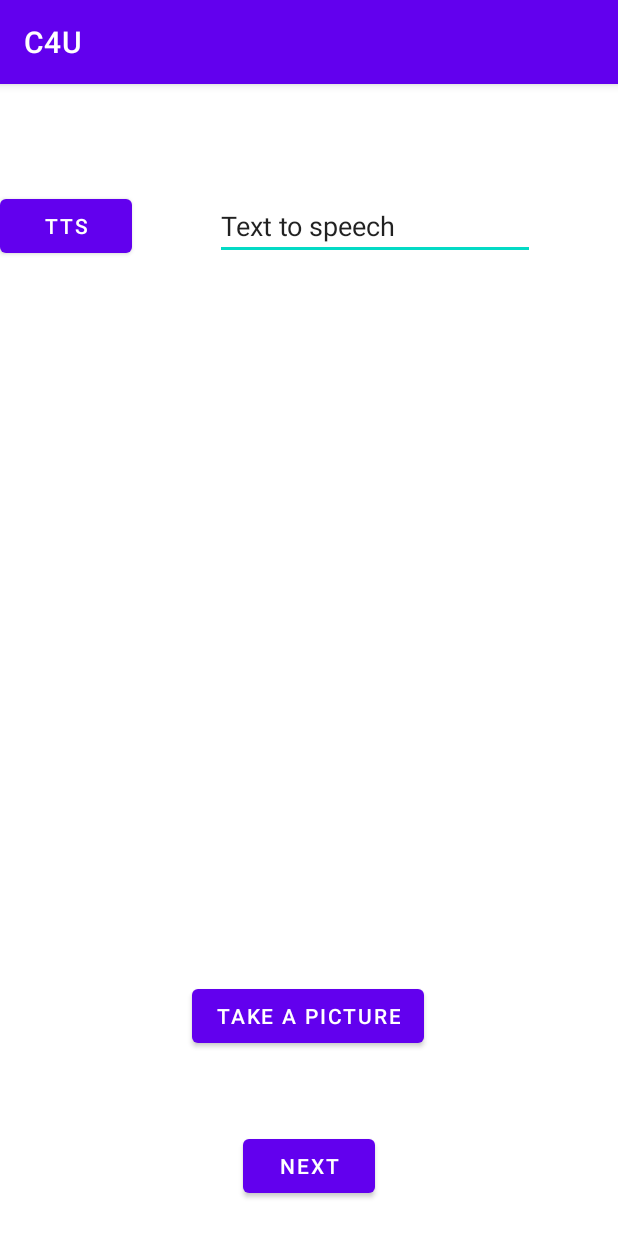
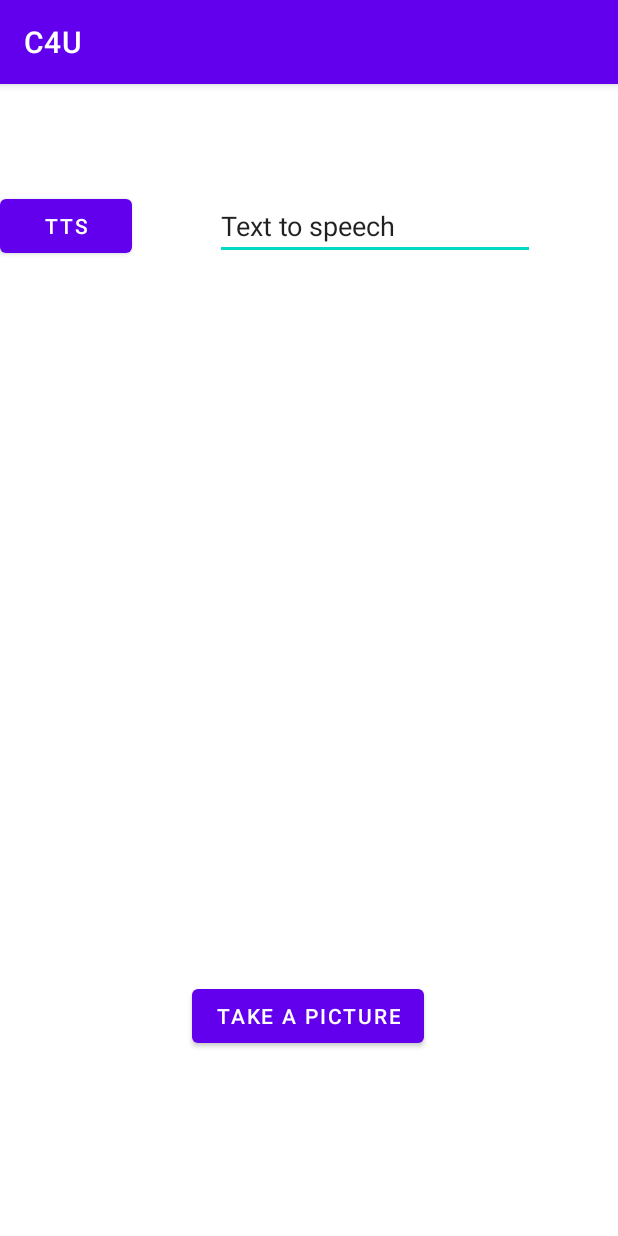
Before and after one commit to hamzatamry/C4U, an Android app: the OcrActivity screen opened directly, with no data from a screen before it, after a tap on "TTS", on a phone screen of 412 x 824 dp. Run offline under Robolectric (Android 15) with nearby library versions, the phone set to English and light mode, and no system bars; libraries missing offline, so code that uses them is left out: com.google.android.gms.

Commit message:
tts bug fixed

```diff
--- a/app/src/main/java/com/example/ocrcam/OcrActivity.java
+++ b/app/src/main/java/com/example/ocrcam/OcrActivity.java
@@ -30,6 +30,7 @@ public class OcrActivity extends AppCompatActivity {
     private Button ttsButton;
     private EditText ttsText;
     TextToSpeech textToSpeech;
+    TextToSpeech.OnInitListener listener;
     private static final int REQUEST_IMAGE_CAPTURE = 101;
 
 
@@ -44,21 +45,16 @@ public class OcrActivity extends AppCompatActivity {
         ttsButton = findViewById(R.id.button2);
         ttsText = findViewById(R.id.editText);
 
-        textToSpeech = new TextToSpeech(getApplicationContext(), new TextToSpeech.OnInitListener() {
-            @Override
-            public void onInit(int status) {
-                if(status != TextToSpeech.ERROR){
-                    textToSpeech.setLanguage(Locale.ENGLISH);
-                }
+        listener = status -> {
+            if(status != TextToSpeech.ERROR){
+                textToSpeech.setLanguage(Locale.ENGLISH);
             }
-        });
-        ttsButton.setOnClickListener(new View.OnClickListener() {
-            @Override
-            public void onClick(View v) {
-                String ttsSpeech = ttsText.getText().toString();
-                textToSpeech.speak(ttsSpeech,TextToSpeech.QUEUE_FLUSH,null);
+        };
+        textToSpeech = new TextToSpeech(getApplicationContext(), listener);
+        ttsButton.setOnClickListener(v -> {
+            String ttsSpeech = ttsText.getText().toString();
+            textToSpeech.speak(ttsSpeech,TextToSpeech.QUEUE_FLUSH,null);
 
-            }
         });
 
         TakePicButt.setOnClickListener(new View.OnClickListener() {
@@ -99,8 +95,14 @@ public class OcrActivity extends AppCompatActivity {
                 stringBuilder.append(res);
             }
             textView.setText(stringBuilder);
+            ttsText.setText(stringBuilder);
+            textToSpeech.speak(stringBuilder.toString(),TextToSpeech.QUEUE_FLUSH,null);
         }
     }
 
-
+    @Override
+    protected void onResume() {
+        super.onResume();
+        textToSpeech = new TextToSpeech(this, listener);
+    }
 }
--- a/app/src/main/res/layout/ocr_activity.xml
+++ b/app/src/main/res/layout/ocr_activity.xml
@@ -58,15 +58,4 @@
         app:layout_constraintStart_toEndOf="@+id/button2"
         app:layout_constraintTop_toTopOf="parent" />
 
-    <Button
-        android:id="@+id/button3"
-        android:layout_width="wrap_content"
-        android:layout_height="wrap_content"
-        android:layout_marginTop="52dp"
-        android:text="Next"
-        app:layout_constraintBottom_toBottomOf="parent"
-        app:layout_constraintEnd_toEndOf="parent"
-        app:layout_constraintStart_toStartOf="parent"
-        app:layout_constraintTop_toBottomOf="@+id/button"
-        app:layout_constraintVertical_bias="0.0" />
 </androidx.constraintlayout.widget.ConstraintLayout>
```
